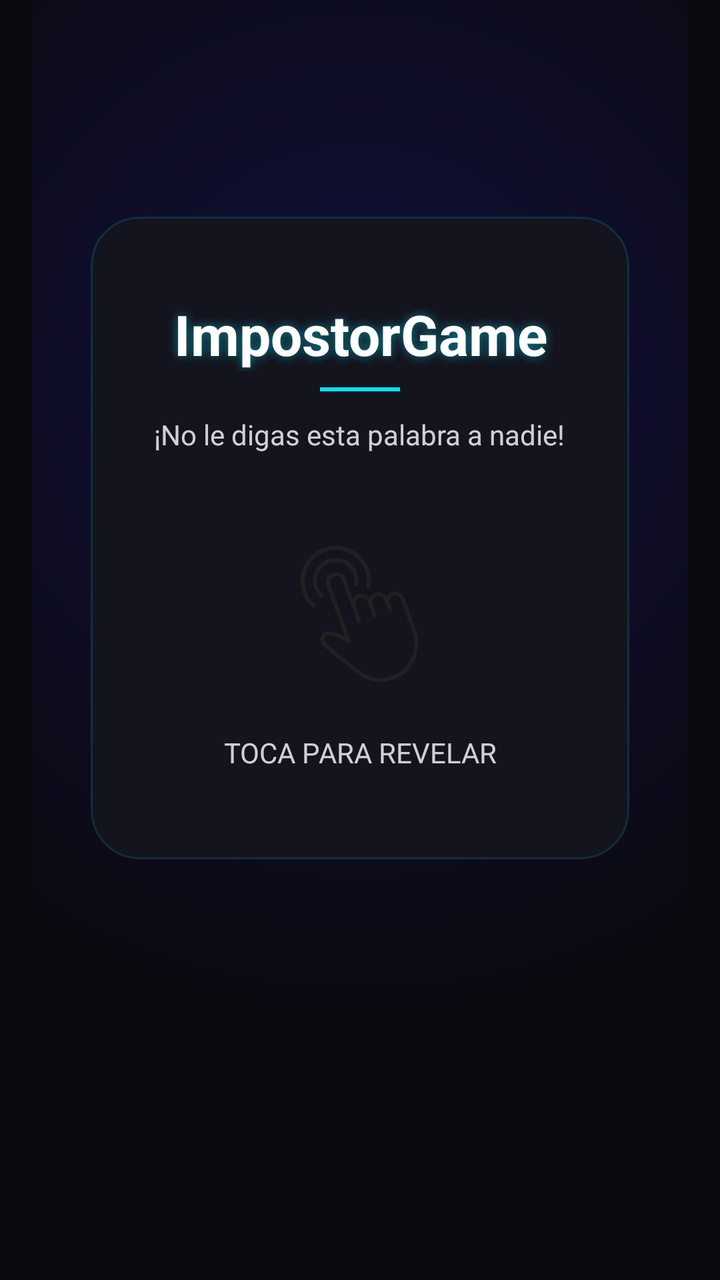
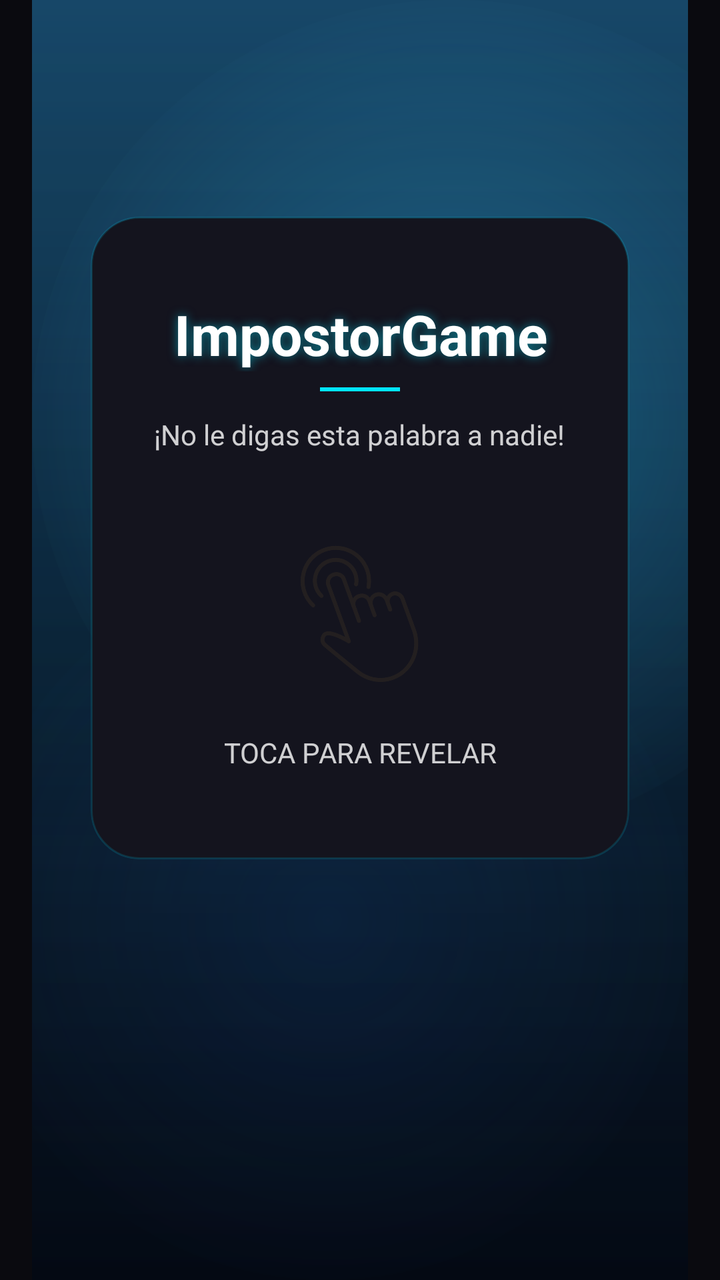

An Android layout rendered at two revisions. The XML below is the earlier revision; the diff shows what the commit changed to produce the second picture.
<!-- AndroidManifest.xml: application theme Theme.ImpostorGame -->
<!-- res/layout/activity_impostor_reveal_final.xml -->
<?xml version="1.0" encoding="utf-8"?>
<androidx.constraintlayout.widget.ConstraintLayout
    xmlns:android="http://schemas.android.com/apk/res/android"
    xmlns:app="http://schemas.android.com/apk/res-auto"
    android:id="@+id/layout"
    android:layout_width="match_parent"
    android:layout_height="match_parent"
    android:background="#0A0A0F"
    android:paddingLeft="16dp"
    android:paddingRight="16dp">

    
    <View
        android:layout_width="match_parent"
        android:layout_height="match_parent"
        android:background="@drawable/bg_datos_curiosos"
        app:layout_constraintTop_toTopOf="parent"
        app:layout_constraintBottom_toBottomOf="parent"
        app:layout_constraintStart_toStartOf="parent"
        app:layout_constraintEnd_toEndOf="parent" />

    
    <ImageView
        android:id="@+id/imgLetraS"
        android:layout_width="300dp"
        android:layout_height="300dp"
        android:alpha="0.18"
        android:src="@drawable/ic_letra_s"
        android:visibility="gone"
        app:layout_constraintTop_toTopOf="parent"
        app:layout_constraintBottom_toBottomOf="parent"
        app:layout_constraintStart_toStartOf="parent"
        app:layout_constraintEnd_toEndOf="parent" />

    
    <View
        android:id="@+id/ring1"
        android:layout_width="0dp"
        android:layout_height="0dp"
        android:visibility="gone"
        app:layout_constraintTop_toTopOf="parent"
        app:layout_constraintBottom_toBottomOf="parent"
        app:layout_constraintStart_toStartOf="parent"
        app:layout_constraintEnd_toEndOf="parent"/>

    <View
        android:id="@+id/ring2"
        android:layout_width="0dp"
        android:layout_height="0dp"
        android:visibility="gone"
        app:layout_constraintTop_toTopOf="parent"
        app:layout_constraintBottom_toBottomOf="parent"
        app:layout_constraintStart_toStartOf="parent"
        app:layout_constraintEnd_toEndOf="parent"/>

    
    <androidx.cardview.widget.CardView
        android:id="@+id/cardViewPrincipal"
        android:layout_width="0dp"
        android:layout_height="wrap_content"
        android:layout_margin="20dp"
        app:cardCornerRadius="24dp"
        app:cardElevation="0dp"
        app:cardUseCompatPadding="true"
        app:cardBackgroundColor="@android:color/transparent"
        app:layout_constraintTop_toTopOf="parent"
        app:layout_constraintBottom_toTopOf="@id/nenxtPlayer"
        app:layout_constraintStart_toStartOf="parent"
        app:layout_constraintEnd_toEndOf="parent"
        app:layout_constraintVertical_bias="0.45">

        <LinearLayout
            android:id="@+id/layoutCard"
            android:layout_width="match_parent"
            android:layout_height="wrap_content"
            android:orientation="vertical"
            android:background="@drawable/bg_reveal_content"
            android:padding="24dp">

            <TextView
                android:id="@+id/turnPlayerName"
                android:layout_width="match_parent"
                android:layout_height="wrap_content"
                android:layout_gravity="center_horizontal"
                android:layout_marginTop="16dp"
                android:layout_marginBottom="8dp"
                android:ellipsize="end"
                android:gravity="center"
                android:maxLines="2"
                android:text="@string/app_name"
                android:textSize="28sp"
                android:textStyle="bold"
                android:textColor="@android:color/white"
                android:shadowColor="#8000E5FF"
                android:shadowDx="0"
                android:shadowDy="0"
                android:shadowRadius="12"/>

            
            <View
                android:layout_width="40dp"
                android:layout_height="2dp"
                android:layout_gravity="center_horizontal"
                android:layout_marginBottom="12dp"
                android:background="#00E5FF" />

            <TextView
                android:id="@+id/txtTwo"
                android:layout_width="wrap_content"
                android:layout_height="wrap_content"
                android:layout_gravity="center_horizontal"
                android:text="@string/reveal_no_digas"
                android:textSize="14sp"
                android:textColor="#CCFFFFFF" />

            <ImageView
                android:id="@+id/imgDedo"
                android:layout_width="80dp"
                android:layout_height="80dp"
                android:layout_gravity="center_horizontal"
                android:layout_marginTop="40dp"
                android:rotation="-20"
                android:src="@drawable/ic_touch_app" />

            <TextView
                android:id="@+id/presText"
                android:layout_width="match_parent"
                android:layout_height="wrap_content"
                android:layout_gravity="center_horizontal"
                android:layout_marginTop="20dp"
                android:layout_marginBottom="20dp"
                android:text="@string/reveal_toca"
                android:textSize="14sp"
                android:textColor="#CCFFFFFF"
                android:gravity="center_horizontal" />

            <TextView
                android:id="@+id/detailsPlayer"
                android:layout_width="match_parent"
                android:layout_height="wrap_content"
                android:layout_gravity="center_horizontal"
                android:layout_marginBottom="20dp"
                android:text="@string/reveal_identity_question"
                android:gravity="center"
                android:textSize="32sp"
                android:textStyle="bold"
                android:textColor="@android:color/white"
                android:visibility="gone" />

            <ImageView
                android:id="@+id/imgWord"
                android:layout_width="160dp"
                android:layout_height="160dp"
                android:layout_gravity="center"
                android:scaleType="centerCrop"
                android:background="@drawable/rounded_image_bg"
                android:clipToOutline="true"
                android:visibility="gone" />

            <TextView
                android:id="@+id/hintPlayer"
                android:layout_width="match_parent"
                android:layout_height="wrap_content"
                android:layout_gravity="center_horizontal"
                android:gravity="center"
                android:textAlignment="center"
                android:layout_marginTop="25dp"
                android:layout_marginBottom="20dp"
                android:textSize="25sp"
                android:textColor="#00E5FF"
                android:textStyle="bold"
                android:visibility="gone" />

        </LinearLayout>
    </androidx.cardview.widget.CardView>

    
    <androidx.cardview.widget.CardView
        android:id="@+id/nenxtPlayer"
        android:layout_width="0dp"
        android:layout_height="wrap_content"
        android:layout_margin="20dp"
        android:visibility="invisible"
        app:cardCornerRadius="16dp"
        app:cardElevation="0dp"
        app:cardUseCompatPadding="true"
        app:cardBackgroundColor="@android:color/transparent"
        app:layout_constraintBottom_toBottomOf="parent"
        app:layout_constraintStart_toStartOf="parent"
        app:layout_constraintEnd_toEndOf="parent">

        <TextView
            android:id="@+id/textNextPlayer"
            android:layout_width="match_parent"
            android:layout_height="wrap_content"
            android:background="@drawable/btn_final"
            android:paddingLeft="20dp"
            android:paddingRight="20dp"
            android:paddingTop="14dp"
            android:paddingBottom="14dp"
            android:gravity="center"
            android:text="@string/reveal_siguiente"
            android:textColor="@android:color/white"
            android:textStyle="bold"
            android:textSize="15sp"
            android:letterSpacing="0.05" />
    </androidx.cardview.widget.CardView>

</androidx.constraintlayout.widget.ConstraintLayout>
<!-- resources referenced by this layout -->
<resources>
  <!-- drawable bg_datos_curiosos (drawable) -->
  <?xml version="1.0" encoding="utf-8"?>
  <shape xmlns:android="http://schemas.android.com/apk/res/android">
      <gradient
          android:type="radial"
          android:gradientRadius="100%"
          android:centerX="0.5"
          android:centerY="0.3"
          android:startColor="#12103A"
          android:endColor="#0A0A0F" />
  </shape>
  <!-- drawable bg_reveal_content (drawable) -->
  <?xml version="1.0" encoding="utf-8"?>
  <shape xmlns:android="http://schemas.android.com/apk/res/android">
      <solid android:color="#14141E" />
      <corners android:radius="24dp" />
      <stroke android:width="1dp" android:color="#2500E5FF" />
  </shape>
  <!-- drawable rounded_image_bg (drawable) -->
  <?xml version="1.0" encoding="utf-8"?>
  <shape xmlns:android="http://schemas.android.com/apk/res/android">
      <corners android:radius="18dp" />
      <solid android:color="@android:color/transparent" />
  </shape>
  <string name="app_name">ImpostorGame</string>
  <string name="reveal_identity_question">¿Impostor o no?</string>
  <string name="reveal_no_digas">¡No le digas esta palabra a nadie!</string>
  <string name="reveal_siguiente">⏭ SIGUIENTE JUGADOR</string>
  <string name="reveal_toca">TOCA PARA REVELAR</string>
  <style name="Theme.ImpostorGame" parent="Base.Theme.ImpostorGame">
          <item name="colorPrimary">#00E5FF</item>
          <item name="colorOnPrimary">#FFFFFF</item>
          <item name="android:statusBarColor">@android:color/transparent</item>
          <item name="android:navigationBarColor">@android:color/transparent</item>
          <item name="android:windowBackground">@android:color/black</item>
      </style>
  <style name="Base.Theme.ImpostorGame" parent="Theme.Material3.DayNight.NoActionBar">
          <item name="android:textViewStyle">@style/ImpostorGame.TextView</item>
      </style>
  <style name="ImpostorGame.TextView" parent="android:Widget.TextView">
          <item name="android:hyphenationFrequency">none</item>
          <item name="android:breakStrategy">simple</item>
      </style>
  <!-- unchanged entries left out for length: 3 -->
</resources>

<!-- the commit's change to res/layout/activity_impostor_reveal_final.xml (unified diff, before → after) -->
@@ -13,7 +13,7 @@
     <View
         android:layout_width="match_parent"
         android:layout_height="match_parent"
-        android:background="@drawable/bg_datos_curiosos"
+        android:background="@drawable/bg_final_main_bg"
         app:layout_constraintTop_toTopOf="parent"
         app:layout_constraintBottom_toBottomOf="parent"
         app:layout_constraintStart_toStartOf="parent"
<!-- resource entries referenced after the edit -->
@@ -1,16 +1,71 @@
 <!-- resources referenced by this layout -->
 <resources>
-  <!-- drawable bg_datos_curiosos (drawable) -->
+  <!-- drawable bg_final_main_bg (drawable) -->
   <?xml version="1.0" encoding="utf-8"?>
-  <shape xmlns:android="http://schemas.android.com/apk/res/android">
-      <gradient
-          android:type="radial"
-          android:gradientRadius="100%"
-          android:centerX="0.5"
-          android:centerY="0.3"
-          android:startColor="#12103A"
-          android:endColor="#0A0A0F" />
-  </shape>
+  <layer-list xmlns:android="http://schemas.android.com/apk/res/android">
+  
+      
+      <item>
+          <shape>
+              <gradient
+                  android:angle="145"
+                  android:startColor="#1A2D4F"
+                  android:centerColor="#0B172C"
+                  android:endColor="#040914" />
+          </shape>
+      </item>
+  
+      
+      <item>
+          <shape>
+              <gradient
+                  android:angle="270"
+                  android:startColor="#2400E5FF"
+                  android:endColor="#00000000" />
+          </shape>
+      </item>
+  
+      
+      <item android:gravity="top|start">
+          <shape android:shape="oval">
+              <size
+                  android:width="420dp"
+                  android:height="420dp" />
+              <gradient
+                  android:type="radial"
+                  android:gradientRadius="220dp"
+                  android:centerColor="#2439C7FF"
+                  android:startColor="#4D1FCBFF"
+                  android:endColor="#0012253D" />
+          </shape>
+      </item>
+  
+      
+      <item android:gravity="bottom|end">
+          <shape android:shape="oval">
+              <size
+                  android:width="360dp"
+                  android:height="360dp" />
+              <gradient
+                  android:type="radial"
+                  android:gradientRadius="190dp"
+                  android:startColor="#2F1E4C92"
+                  android:endColor="#00081018" />
+          </shape>
+      </item>
+  
+      
+      <item>
+          <shape>
+              <gradient
+                  android:angle="270"
+                  android:startColor="#00000000"
+                  android:centerColor="#08000000"
+                  android:endColor="#2A01040B" />
+          </shape>
+      </item>
+  
+  </layer-list>
   <!-- drawable bg_reveal_content (drawable) -->
   <?xml version="1.0" encoding="utf-8"?>
   <shape xmlns:android="http://schemas.android.com/apk/res/android">
